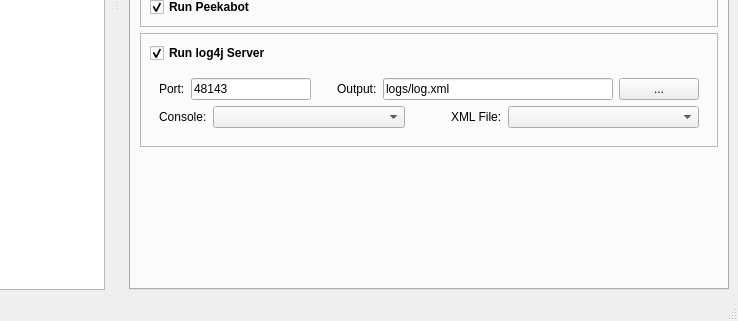
Qt form tools/castctrl/trunk/qtui/mainwindow.ui (marc-hanheide/cogx) before a commit; both pictures show x 145 to 883 and y 347 to 668 of the 883 by 668 pixel window.
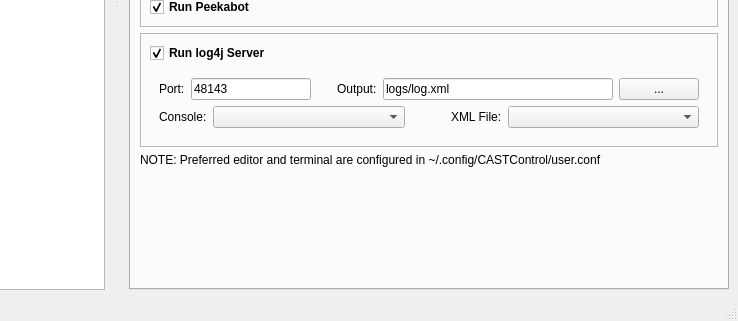
The same form after that commit. The open tabs and pages were chosen to show the change. Icons and pictures are not drawn.

Commit message: castctrl: notification about configuration

What changed in the file:
```diff
--- a/tools/castctrl/trunk/qtui/mainwindow.ui
+++ b/tools/castctrl/trunk/qtui/mainwindow.ui
@@ -709,6 +709,13 @@
              </layout>
             </widget>
            </item>
+           <item>
+            <widget class="QLabel" name="label_17">
+             <property name="text">
+              <string>NOTE: Preferred editor and terminal are configured in ~/.config/CASTControl/user.conf</string>
+             </property>
+            </widget>
+           </item>
            <item>
             <spacer name="verticalSpacer_4">
              <property name="orientation">
```
Left out of the diff: 4 changed lines with no effect on the pictures. The commit also changes 1 other file.
